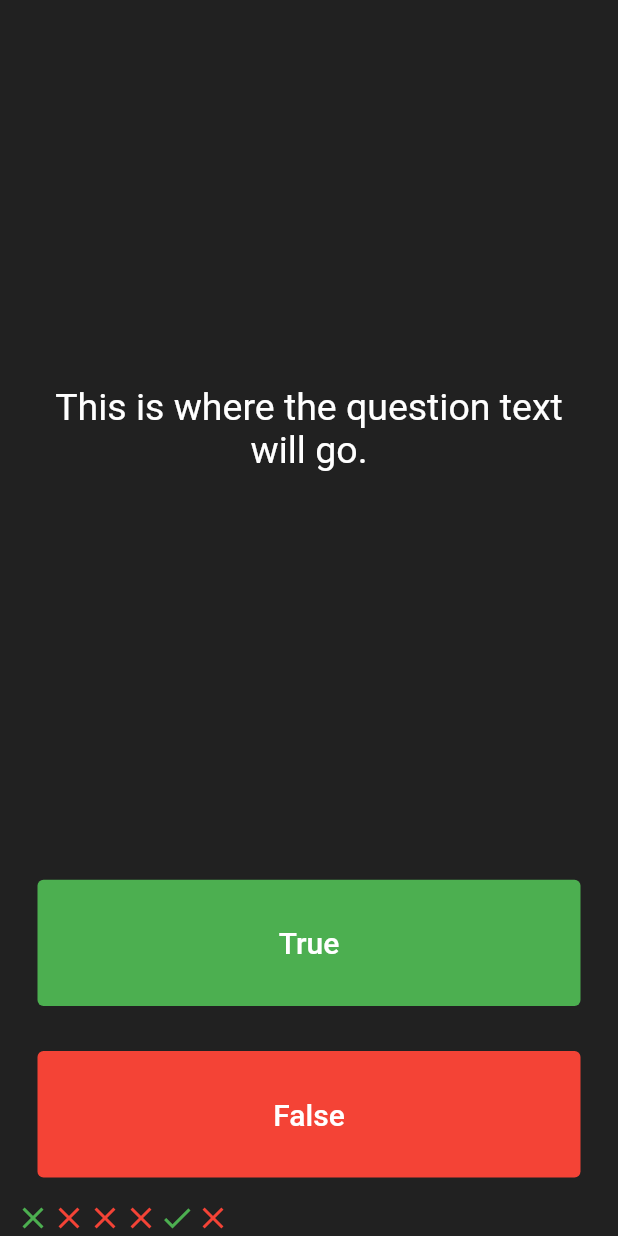
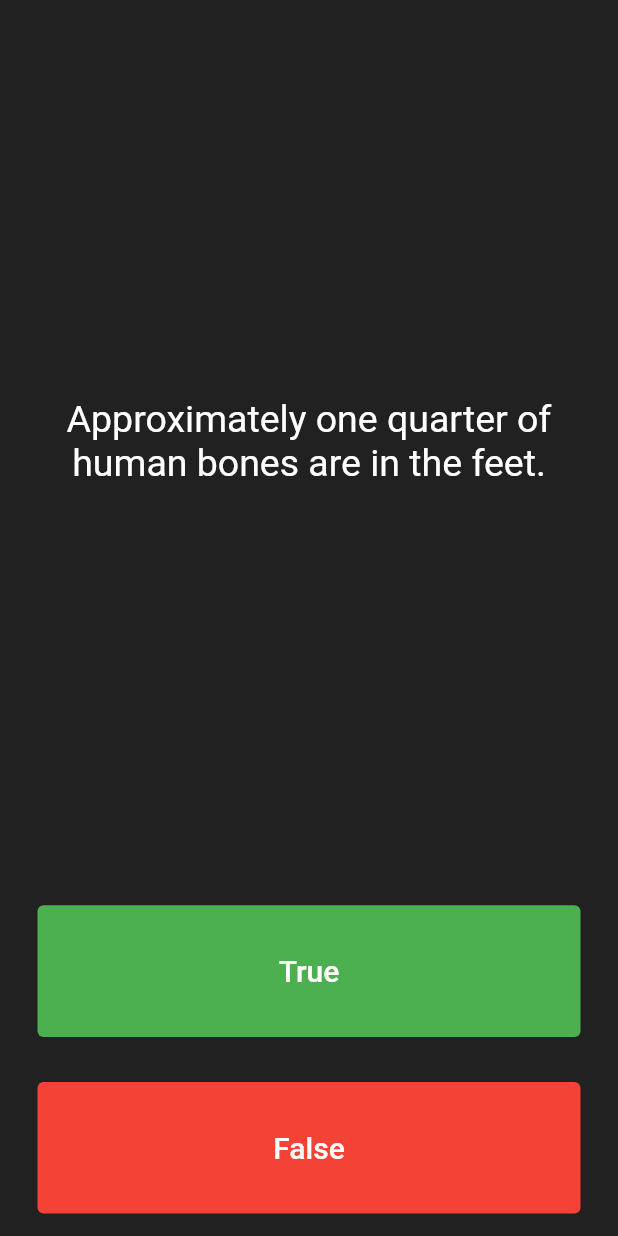
Before and after one commit to lavanyaRamesh064/questioner, a Flutter app: the screen it shows after launch, after a tap on "True", after a tap on "False", on a phone screen of 412 x 824 dp. Run offline on Flutter 3.47's test engine with Material 2 defaults, Android fonts, the light colour scheme and no system bars.

Commit message:
Included array of icons and set of questions

```diff
--- a/lib/main.dart
+++ b/lib/main.dart
@@ -1,5 +1,7 @@
 import 'package:flutter/material.dart';
+import 'quizzBank.dart';
 
+QuizzBank quizzBank = QuizzBank();
 void main() => runApp(Quizzler());
 
 class Quizzler extends StatelessWidget {
@@ -25,37 +27,23 @@
 }
 
 class _QuizPageState extends State<QuizPage> {
-  List<Icon> scoreIcons = [
-    const Icon(
-      Icons.close,
-      color: Colors.green,
-    ),
-    const Icon(
-      Icons.close,
-      color: Colors.red,
-    ),
-    const Icon(
-      Icons.close,
-      color: Colors.red,
-    ),
-    const Icon(
-      Icons.close,
-      color: Colors.red,
-    )
-  ];
+  List<Icon> scoreIcons = [];
+
+  int questionNumber = 0;
+
   @override
   Widget build(BuildContext context) {
     return Column(
       mainAxisAlignment: MainAxisAlignment.spaceBetween,
       crossAxisAlignment: CrossAxisAlignment.stretch,
       children: <Widget>[
-        const Expanded(
+        Expanded(
           flex: 5,
           child: Padding(
             padding: EdgeInsets.all(10.0),
             child: Center(
               child: Text(
-                'This is where the question text will go.',
+                quizzBank.questionArray[questionNumber].questionText,
                 textAlign: TextAlign.center,
                 style: TextStyle(
                   fontSize: 25.0,
@@ -80,10 +68,25 @@
                 ),
               ),
               onPressed: () {
+                bool isCorrectAnswer =
+                    quizzBank.questionArray[questionNumber].questionAnswer;
+                if (isCorrectAnswer == true) {
+                  print('user get it correct');
+                  // setState(() {
+                  //   scoreIcons.add(
+                  //     Icon(Icons.check, color: Colors.lightGreenAccent),
+                  //   );
+                  // });
+                } else {
+                  print('user get it wrong');
+                  setState(() {
+                    scoreIcons.add(
+                      Icon(Icons.close, color: Colors.red),
+                    );
+                  });
+                }
                 setState(() {
-                  scoreIcons.add(
-                    Icon(Icons.check, color: Colors.green),
-                  );
+                  questionNumber++;
                 });
               },
             ),
@@ -104,10 +107,25 @@
                 ),
               ),
               onPressed: () {
+                bool isCorrectAnswer =
+                    quizzBank.questionArray[questionNumber].questionAnswer;
+                if (isCorrectAnswer == false) {
+                  print('user get it correct');
+                  // setState(() {
+                  //   scoreIcons.add(
+                  //     Icon(Icons.close, color: Colors.redAccent),
+                  //   );
+                  // });
+                } else {
+                  print('user get it wrong');
+                  // setState(() {
+                  //   scoreIcons.add(
+                  //     Icon(Icons.check, color: Colors.lightGreenAccent),
+                  //   );
+                  // });
+                }
                 setState(() {
-                  scoreIcons.add(
-                    Icon(Icons.close, color: Colors.red),
-                  );
+                  questionNumber++;
                 });
               },
             ),
--- /dev/null
+++ b/lib/question.dart
@@ -0,0 +1,12 @@
+class Question {
+  String questionText = '';
+  bool questionAnswer = false;
+
+  Question(q, a) {
+    print(q);
+    print(a);
+
+    questionText = q;
+    questionAnswer = a;
+  }
+}
```
Also changed, not shown: lib/quizzBank.dart (added, +31 -0 lines), 5 other files.
